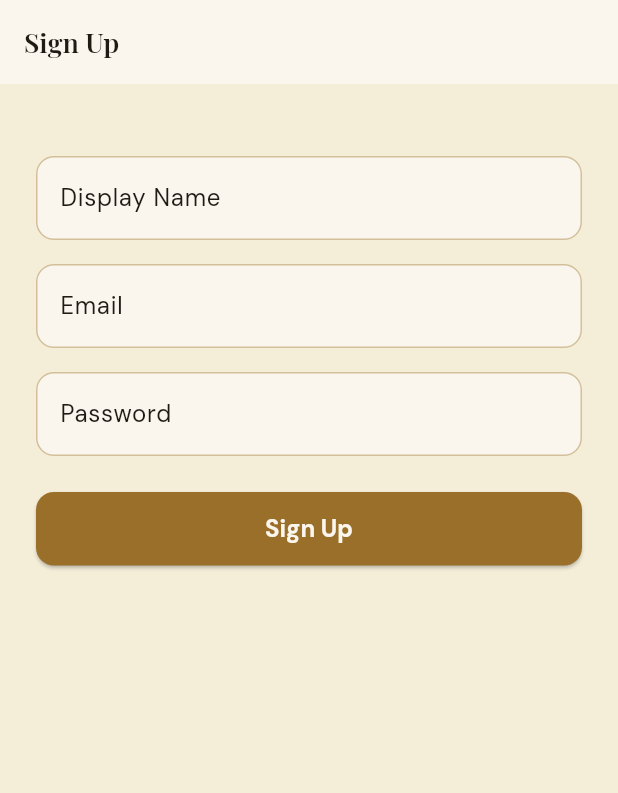
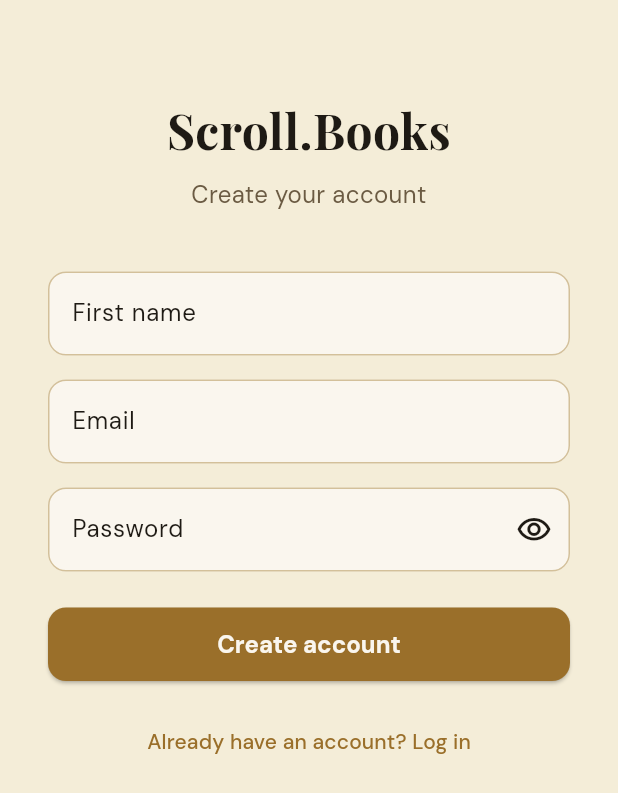
Before and after one commit to jessicamumby/Scroll-Books-Flutter, a Flutter app: the SignUpScreen screen opened by its route, on a phone screen of 412 x 824 dp. Shown: the top 793 px of the screen. Run offline on Flutter 3.47's test engine with Material 3 defaults, Android fonts, the phone set to English and light mode, and no system bars; our stand-ins replace flutter_dotenv, go_router, google_fonts, share_plus, shared_preferences, supabase_flutter; accounts and stored records are empty.

Commit message:
Redesign SignupScreen: full-screen layout, Create account copy, show/hide password
Co-Authored-By: Claude Sonnet 4.6 <noreply@anthropic.com>

```diff
--- a/lib/screens/signup_screen.dart
+++ b/lib/screens/signup_screen.dart
@@ -1,11 +1,13 @@
 import 'package:flutter/material.dart';
 import 'package:go_router/go_router.dart';
+import 'package:google_fonts/google_fonts.dart';
 import 'package:supabase_flutter/supabase_flutter.dart';
 import '../core/theme.dart';
 import '../core/supabase_client.dart';
 
 class SignUpScreen extends StatefulWidget {
   const SignUpScreen({super.key});
+
   @override
   State<SignUpScreen> createState() => _SignUpScreenState();
 }
@@ -16,6 +18,7 @@ class _SignUpScreenState extends State<SignUpScreen> {
   final _email = TextEditingController();
   final _password = TextEditingController();
   bool _loading = false;
+  bool _obscure = true;
   String? _error;
 
   @override
@@ -28,18 +31,27 @@ class _SignUpScreenState extends State<SignUpScreen> {
 
   Future<void> _submit() async {
     if (!_formKey.currentState!.validate()) return;
-    setState(() { _loading = true; _error = null; });
+    setState(() {
+      _loading = true;
+      _error = null;
+    });
     try {
       await supabase.auth.signUp(
         email: _email.text.trim(),
         password: _password.text,
         data: {'display_name': _name.text.trim()},
       );
-      if (mounted) context.go('/email-confirm');
+      if (mounted) {
+        context.go(
+          '/email-confirm?email=${Uri.encodeComponent(_email.text.trim())}',
+        );
+      }
     } on AuthException catch (e) {
-      setState(() { _error = e.message; });
+      setState(() {
+        _error = e.message;
+      });
     } finally {
-      if (mounted) setState(() { _loading = false; });
+      if (mounted) setState(() => _loading = false);
     }
   }
 
@@ -47,20 +59,40 @@ class _SignUpScreenState extends State<SignUpScreen> {
   Widget build(BuildContext context) {
     return Scaffold(
       backgroundColor: AppTheme.page,
-      appBar: AppBar(title: const Text('Sign Up')),
       body: SafeArea(
         child: SingleChildScrollView(
-          padding: const EdgeInsets.all(24),
-          child: Form(
+          padding: const EdgeInsets.symmetric(horizontal: 32),
+          child: Column(
+            crossAxisAlignment: CrossAxisAlignment.stretch,
+            children: [
+              const SizedBox(height: 64),
+              Text(
+                'Scroll.Books',
+                style: GoogleFonts.playfairDisplay(
+                  fontSize: 32,
+                  fontWeight: FontWeight.w700,
+                  color: AppTheme.ink,
+                ),
+                textAlign: TextAlign.center,
+              ),
+              const SizedBox(height: 8),
+              Text(
+                'Create your account',
+                style: GoogleFonts.dmSans(fontSize: 16, color: AppTheme.tobacco),
+                textAlign: TextAlign.center,
+              ),
+              const SizedBox(height: 40),
+              Form(
                 key: _formKey,
                 child: Column(
                   crossAxisAlignment: CrossAxisAlignment.stretch,
                   children: [
-                const SizedBox(height: 24),
                     TextFormField(
                       controller: _name,
-                  decoration: const InputDecoration(labelText: 'Display Name'),
-                  validator: (v) => (v == null || v.isEmpty) ? 'Required' : null,
+                      decoration: const InputDecoration(labelText: 'First name'),
+                      textCapitalization: TextCapitalization.words,
+                      validator: (v) =>
+                          (v == null || v.isEmpty) ? 'Required' : null,
                     ),
                     const SizedBox(height: 16),
                     TextFormField(
@@ -68,18 +100,37 @@ class _SignUpScreenState extends State<SignUpScreen> {
                       decoration: const InputDecoration(labelText: 'Email'),
                       keyboardType: TextInputType.emailAddress,
                       autocorrect: false,
-                  validator: (v) => (v == null || v.isEmpty) ? 'Required' : null,
+                      validator: (v) =>
+                          (v == null || v.isEmpty) ? 'Required' : null,
                     ),
                     const SizedBox(height: 16),
                     TextFormField(
                       controller: _password,
-                  decoration: const InputDecoration(labelText: 'Password'),
-                  obscureText: true,
-                  validator: (v) => (v == null || v.isEmpty) ? 'Required' : null,
+                      obscureText: _obscure,
+                      decoration: InputDecoration(
+                        labelText: 'Password',
+                        suffixIcon: IconButton(
+                          icon: Icon(
+                            _obscure
+                                ? Icons.visibility_outlined
+                                : Icons.visibility_off_outlined,
+                          ),
+                          onPressed: () =>
+                              setState(() => _obscure = !_obscure),
+                        ),
+                      ),
+                      validator: (v) =>
+                          (v == null || v.isEmpty) ? 'Required' : null,
                     ),
                     if (_error != null) ...[
                       const SizedBox(height: 12),
-                  Text(_error!, style: TextStyle(color: AppTheme.sienna, fontSize: 14)),
+                      Text(
+                        _error!,
+                        style: TextStyle(
+                          color: AppTheme.sienna,
+                          fontSize: 14,
+                        ),
+                      ),
                     ],
                     const SizedBox(height: 24),
                     ElevatedButton(
@@ -88,12 +139,25 @@ class _SignUpScreenState extends State<SignUpScreen> {
                           ? const SizedBox(
                               height: 20,
                               width: 20,
-                          child: CircularProgressIndicator(strokeWidth: 2, color: Colors.white),
+                              child: CircularProgressIndicator(
+                                strokeWidth: 2,
+                                color: Colors.white,
+                              ),
                             )
-                      : const Text('Sign Up'),
+                          : const Text('Create account'),
                     ),
                   ],
                 ),
+              ),
+              const SizedBox(height: 16),
+              TextButton(
+                onPressed: () => context.go('/login'),
+                child: Text(
+                  'Already have an account? Log in',
+                  style: TextStyle(color: AppTheme.amber),
+                ),
+              ),
+            ],
           ),
         ),
       ),
```
Also changed, not shown: 1 other file. Lines whose indentation alone changed are shown as unchanged.
